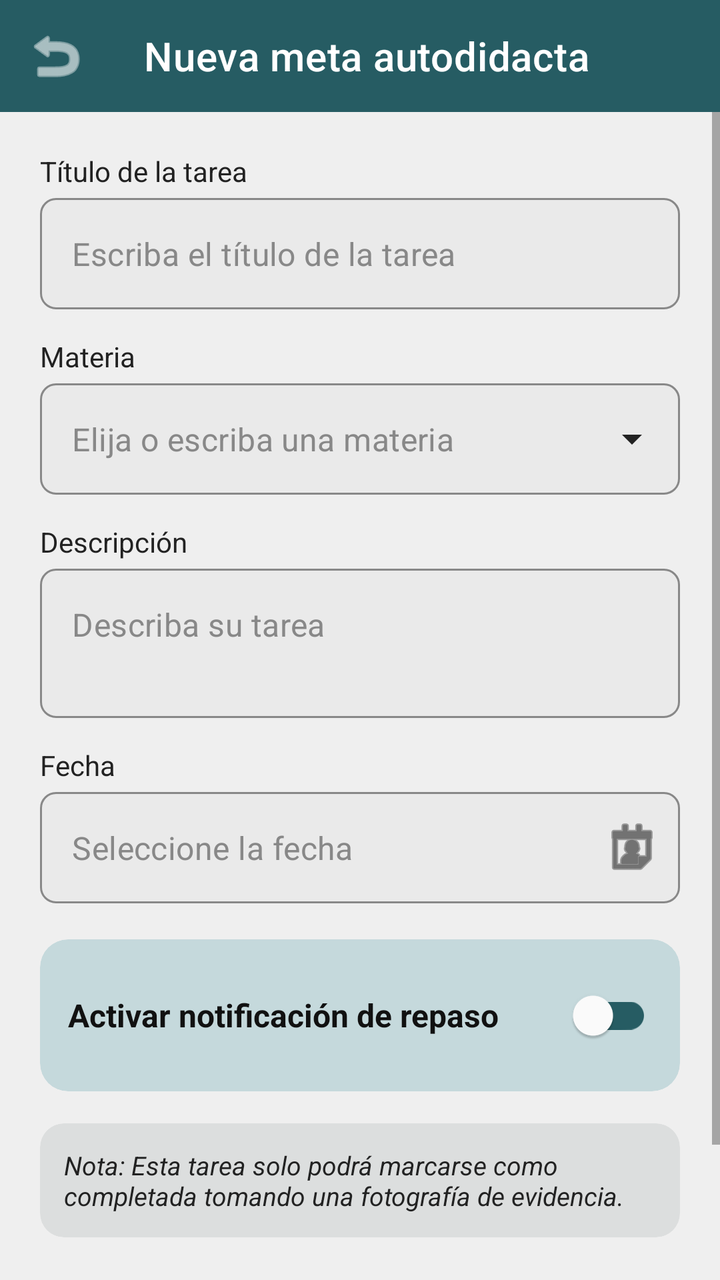
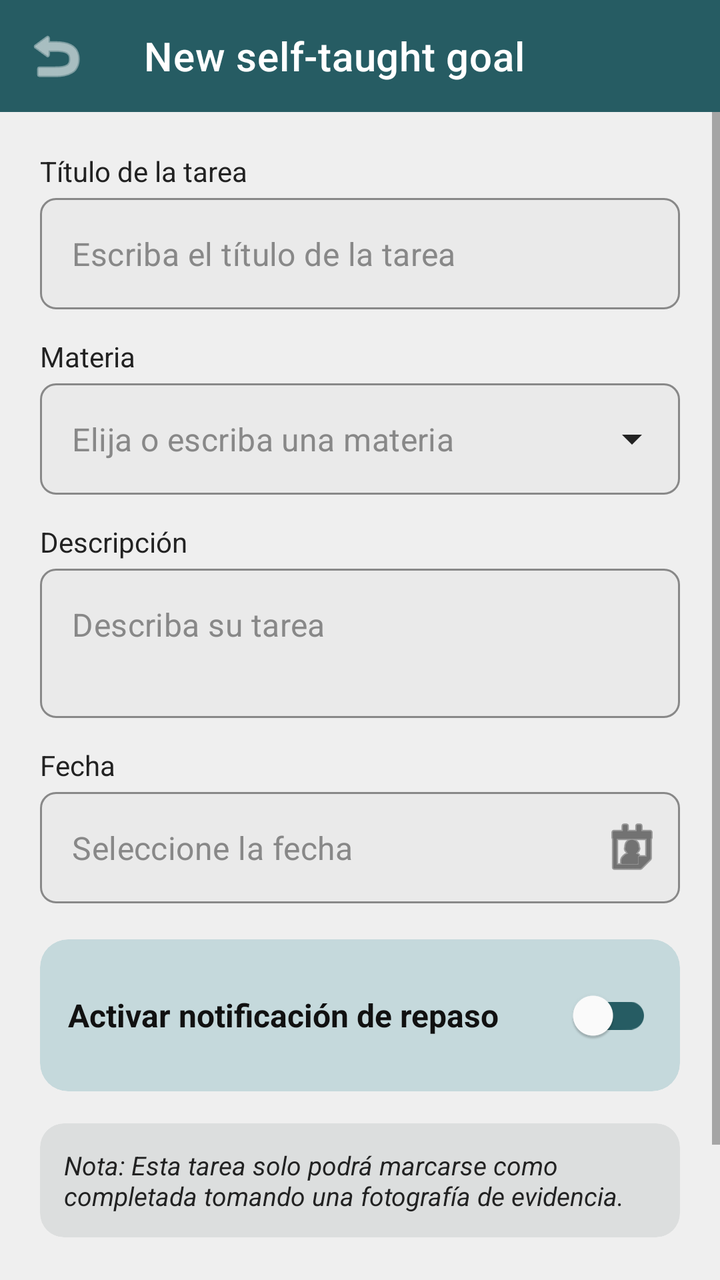

Before-and-after screenshots of an Android layout around one commit, followed by the original layout XML and the change that was made.
<!-- AndroidManifest.xml: application theme Theme.Journalite -->
<!-- res/layout/activity_agregar_tarea.xml -->
<?xml version="1.0" encoding="utf-8"?>
<LinearLayout xmlns:android="http://schemas.android.com/apk/res/android"
    xmlns:app="http://schemas.android.com/apk/res-auto"
    android:id="@+id/mainAgregar"
    android:layout_width="match_parent"
    android:layout_height="match_parent"
    android:background="#EFEFEF"
    android:orientation="vertical">

    
    <com.google.android.material.appbar.MaterialToolbar
        android:id="@+id/toolbarAgregar"
        android:layout_width="match_parent"
        android:layout_height="?attr/actionBarSize"
        android:background="#265C63"
        app:navigationIcon="@android:drawable/ic_menu_revert"
        app:navigationIconTint="@color/white"
        app:title="Nueva meta autodidacta"
        app:titleTextColor="@color/white" />

    <ScrollView
        android:layout_width="match_parent"
        android:layout_height="match_parent"
        android:fillViewport="true">

        <LinearLayout
            android:layout_width="match_parent"
            android:layout_height="wrap_content"
            android:orientation="vertical"
            android:padding="20dp">

            
            <TextView
                android:layout_width="wrap_content"
                android:layout_height="wrap_content"
                android:layout_marginBottom="4dp"
                android:text="Título de la tarea"
                android:textColor="#222222"
                android:textSize="14sp" />

            <com.google.android.material.textfield.TextInputLayout
                style="@style/Widget.MaterialComponents.TextInputLayout.OutlinedBox"
                android:layout_width="match_parent"
                android:layout_height="wrap_content"
                android:layout_marginBottom="14dp"
                app:boxBackgroundColor="#EAEAEA"
                app:boxCornerRadiusBottomEnd="8dp"
                app:boxCornerRadiusBottomStart="8dp"
                app:boxCornerRadiusTopEnd="8dp"
                app:boxCornerRadiusTopStart="8dp"
                app:boxStrokeColor="#555555"
                app:boxStrokeWidth="1dp"
                app:hintEnabled="false">

                <com.google.android.material.textfield.TextInputEditText
                    android:id="@+id/etTitulo"
                    android:layout_width="match_parent"
                    android:layout_height="wrap_content"
                    android:hint="Escriba el título de la tarea"
                    android:inputType="textCapSentences"
                    android:maxLines="1"
                    android:textColor="#222222"
                    android:textColorHint="#888888" />
            </com.google.android.material.textfield.TextInputLayout>

            
            <TextView
                android:layout_width="wrap_content"
                android:layout_height="wrap_content"
                android:layout_marginBottom="4dp"
                android:text="Materia"
                android:textColor="#222222"
                android:textSize="14sp" />

            <com.google.android.material.textfield.TextInputLayout
                style="@style/Widget.MaterialComponents.TextInputLayout.OutlinedBox.ExposedDropdownMenu"
                android:layout_width="match_parent"
                android:layout_height="wrap_content"
                android:layout_marginBottom="14dp"
                app:boxBackgroundColor="#EAEAEA"
                app:boxCornerRadiusBottomEnd="8dp"
                app:boxCornerRadiusBottomStart="8dp"
                app:boxCornerRadiusTopEnd="8dp"
                app:boxCornerRadiusTopStart="8dp"
                app:boxStrokeColor="#555555"
                app:boxStrokeWidth="1dp"
                app:endIconTint="#222222"
                app:hintEnabled="false">

                <AutoCompleteTextView
                    android:id="@+id/actvMateria"
                    android:layout_width="match_parent"
                    android:layout_height="wrap_content"
                    android:hint="Elija o escriba una materia"
                    android:inputType="textCapWords"
                    android:maxLines="1"
                    android:popupBackground="#FFFFFF"
                    android:textColor="#222222"
                    android:textColorHint="#888888" />
            </com.google.android.material.textfield.TextInputLayout>

            
            <TextView
                android:layout_width="wrap_content"
                android:layout_height="wrap_content"
                android:layout_marginBottom="4dp"
                android:text="Descripción"
                android:textColor="#222222"
                android:textSize="14sp" />

            <com.google.android.material.textfield.TextInputLayout
                style="@style/Widget.MaterialComponents.TextInputLayout.OutlinedBox"
                android:layout_width="match_parent"
                android:layout_height="wrap_content"
                android:layout_marginBottom="14dp"
                app:boxBackgroundColor="#EAEAEA"
                app:boxCornerRadiusBottomEnd="8dp"
                app:boxCornerRadiusBottomStart="8dp"
                app:boxCornerRadiusTopEnd="8dp"
                app:boxCornerRadiusTopStart="8dp"
                app:boxStrokeColor="#555555"
                app:boxStrokeWidth="1dp"
                app:hintEnabled="false">

                <com.google.android.material.textfield.TextInputEditText
                    android:id="@+id/etDescripcion"
                    android:layout_width="match_parent"
                    android:layout_height="wrap_content"
                    android:gravity="top"
                    android:hint="Describa su tarea"
                    android:inputType="textMultiLine|textCapSentences"
                    android:minLines="2"
                    android:textColor="#222222"
                    android:textColorHint="#888888" />
            </com.google.android.material.textfield.TextInputLayout>

            
            <TextView
                android:layout_width="wrap_content"
                android:layout_height="wrap_content"
                android:layout_marginBottom="4dp"
                android:text="Fecha"
                android:textColor="#222222"
                android:textSize="14sp" />

            <com.google.android.material.textfield.TextInputLayout
                style="@style/Widget.MaterialComponents.TextInputLayout.OutlinedBox"
                android:layout_width="match_parent"
                android:layout_height="wrap_content"
                android:layout_marginBottom="18dp"
                app:boxBackgroundColor="#EAEAEA"
                app:boxCornerRadiusBottomEnd="8dp"
                app:boxCornerRadiusBottomStart="8dp"
                app:boxCornerRadiusTopEnd="8dp"
                app:boxCornerRadiusTopStart="8dp"
                app:boxStrokeColor="#555555"
                app:boxStrokeWidth="1dp"
                app:endIconDrawable="@android:drawable/ic_menu_my_calendar"
                app:endIconMode="custom"
                app:endIconTint="#222222"
                app:hintEnabled="false">

                <com.google.android.material.textfield.TextInputEditText
                    android:id="@+id/etFecha"
                    android:layout_width="match_parent"
                    android:layout_height="wrap_content"
                    android:clickable="true"
                    android:focusable="false"
                    android:hint="Seleccione la fecha"
                    android:inputType="none"
                    android:textColor="#222222"
                    android:textColorHint="#888888" />
            </com.google.android.material.textfield.TextInputLayout>

            
            <com.google.android.material.card.MaterialCardView
                android:layout_width="match_parent"
                android:layout_height="wrap_content"
                android:layout_marginBottom="16dp"
                app:cardBackgroundColor="#C5D9DC"
                app:cardCornerRadius="14dp"
                app:cardElevation="0dp"
                app:strokeWidth="0dp">

                <LinearLayout
                    android:layout_width="match_parent"
                    android:layout_height="wrap_content"
                    android:orientation="vertical"
                    android:padding="14dp">

                    <com.google.android.material.switchmaterial.SwitchMaterial
                        android:id="@+id/switchNotificacion"
                        android:layout_width="match_parent"
                        android:layout_height="wrap_content"
                        android:checked="false"
                        android:text="Activar notificación de repaso"
                        android:textColor="#111111"
                        android:textSize="16sp"
                        android:textStyle="bold"
                        app:thumbTint="#FFFFFF"
                        app:trackTint="#265C63" />

                    
                    <LinearLayout
                        android:id="@+id/layoutHoraRecordatorio"
                        android:layout_width="match_parent"
                        android:layout_height="wrap_content"
                        android:layout_marginTop="8dp"
                        android:orientation="vertical"
                        android:visibility="gone">

                        <com.google.android.material.button.MaterialButton
                            android:id="@+id/btnSeleccionarHora"
                            style="@style/Widget.MaterialComponents.Button.OutlinedButton"
                            android:layout_width="match_parent"
                            android:layout_height="48dp"
                            android:gravity="start|center_vertical"
                            android:paddingStart="16dp"
                            android:paddingEnd="16dp"
                            android:text="10:00 AM"
                            android:textAllCaps="false"
                            android:textColor="#222222"
                            android:textSize="16sp"
                            app:backgroundTint="#EAEAEA"
                            app:cornerRadius="8dp"
                            app:icon="@android:drawable/arrow_down_float"
                            app:iconGravity="end"
                            app:iconTint="#222222"
                            app:strokeColor="#555555"
                            app:strokeWidth="1dp" />
                    </LinearLayout>
                </LinearLayout>
            </com.google.android.material.card.MaterialCardView>

            
            <com.google.android.material.card.MaterialCardView
                android:layout_width="match_parent"
                android:layout_height="wrap_content"
                android:layout_marginBottom="22dp"
                app:cardBackgroundColor="#DCDEDE"
                app:cardCornerRadius="12dp"
                app:cardElevation="0dp"
                app:strokeWidth="0dp">

                <TextView
                    android:layout_width="match_parent"
                    android:layout_height="wrap_content"
                    android:padding="12dp"
                    android:text="Nota: Esta tarea solo podrá marcarse como completada tomando una fotografía de evidencia."
                    android:textColor="#222222"
                    android:textSize="13sp"
                    android:textStyle="italic" />
            </com.google.android.material.card.MaterialCardView>

            
            <com.google.android.material.button.MaterialButton
                android:id="@+id/btnGuardarTarea"
                android:layout_width="match_parent"
                android:layout_height="56dp"
                android:text="Guardar tarea"
                android:textAllCaps="false"
                android:textColor="@color/white"
                android:textSize="18sp"
                android:textStyle="bold"
                app:backgroundTint="#265C63"
                app:cornerRadius="28dp" />

        </LinearLayout>
    </ScrollView>
</LinearLayout>
<!-- resources referenced by this layout -->
<resources>
  <color name="white">#FFFFFFFF</color>
  <style name="Theme.Journalite" parent="Theme.MaterialComponents.DayNight.NoActionBar">
          
          <item name="colorPrimary">@color/purple_500</item>
          <item name="colorPrimaryVariant">@color/purple_700</item>
          <item name="colorOnPrimary">@color/white</item>
          
          <item name="colorSecondary">@color/teal_200</item>
          <item name="colorSecondaryVariant">@color/teal_700</item>
          <item name="colorOnSecondary">@color/black</item>
          
          <item name="android:statusBarColor">?attr/colorPrimaryVariant</item>
          
      </style>
  <color name="purple_500">#FF6200EE</color>
  <color name="purple_700">#FF3700B3</color>
  <color name="teal_200">#FF03DAC5</color>
  <color name="teal_700">#FF018786</color>
  <color name="black">#FF000000</color>
</resources>

<!-- the commit's change to res/layout/activity_agregar_tarea.xml (unified diff, before → after) -->
@@ -4,7 +4,7 @@
     android:id="@+id/mainAgregar"
     android:layout_width="match_parent"
     android:layout_height="match_parent"
-    android:background="#EFEFEF"
+    android:background="#000000"
     android:orientation="vertical">
 
     
@@ -15,12 +15,15 @@
         android:background="#265C63"
         app:navigationIcon="@android:drawable/ic_menu_revert"
         app:navigationIconTint="@color/white"
-        app:title="Nueva meta autodidacta"
+        app:title="@string/screen_two_header_title"
         app:titleTextColor="@color/white" />
 
     <ScrollView
         android:layout_width="match_parent"
         android:layout_height="match_parent"
+        android:id="@+id/scrollAgregar"
+        android:background="#EFEFEF"
+        android:clipToPadding="false"
         android:fillViewport="true">
 
         <LinearLayout
@@ -94,7 +97,7 @@
                     android:hint="Elija o escriba una materia"
                     android:inputType="textCapWords"
                     android:maxLines="1"
-                    android:popupBackground="#FFFFFF"
+                    android:popupBackground="@color/material_dynamic_neutral50"
                     android:textColor="#222222"
                     android:textColorHint="#888888" />
             </com.google.android.material.textfield.TextInputLayout>
<!-- resource entries referenced after the edit -->
@@ -1,6 +1,7 @@
 <!-- resources referenced by this layout -->
 <resources>
   <color name="white">#FFFFFFFF</color>
+  <string name="screen_two_header_title">New self-taught goal</string>
   <style name="Theme.Journalite" parent="Theme.MaterialComponents.DayNight.NoActionBar">
           
           <item name="colorPrimary">@color/purple_500</item>
@@ -11,7 +12,8 @@
           <item name="colorSecondaryVariant">@color/teal_700</item>
           <item name="colorOnSecondary">@color/black</item>
           
-          <item name="android:statusBarColor">?attr/colorPrimaryVariant</item>
+          <item name="android:statusBarColor">@android:color/black</item>
+          <item name="android:windowLightStatusBar">false</item>
           
       </style>
   <color name="purple_500">#FF6200EE</color>
